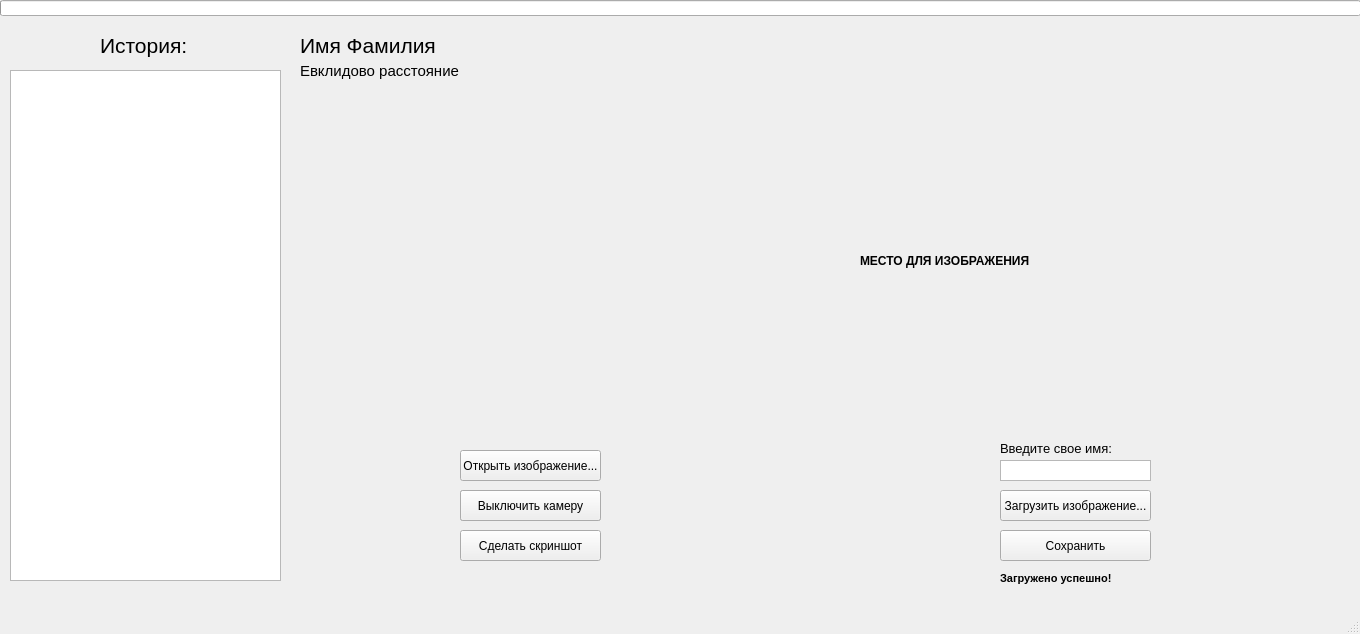
First picture: the form in Face recognition app/gui.ui, repository ivtipm/faces_journal, before the edit.
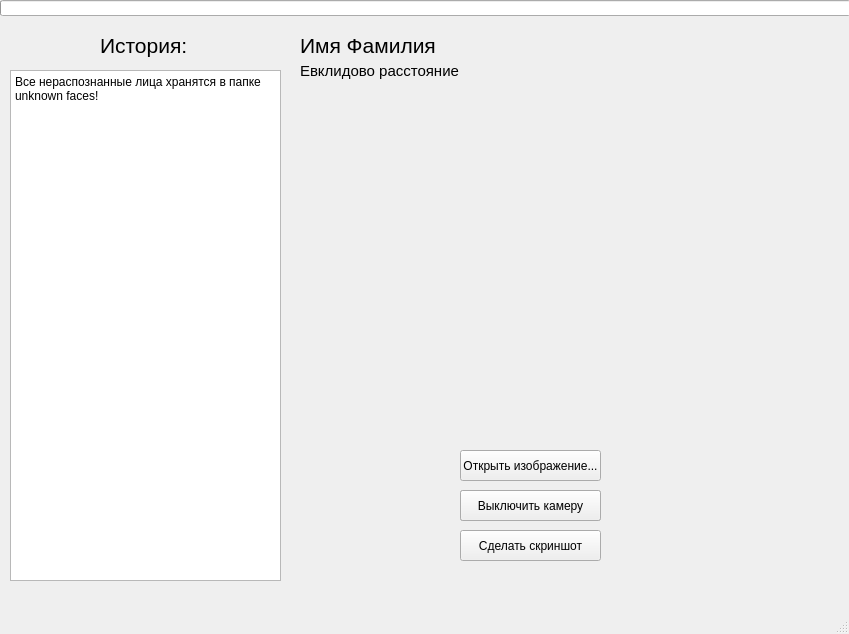
Second picture: the form after the edit. Icons and pictures are not drawn.

```diff
--- a/Face recognition app/gui.ui
+++ b/Face recognition app/gui.ui
@@ -6,13 +6,13 @@
    <rect>
     <x>0</x>
     <y>0</y>
-    <width>1360</width>
+    <width>849</width>
     <height>634</height>
    </rect>
   </property>
   <property name="minimumSize">
    <size>
-    <width>1360</width>
+    <width>849</width>
     <height>634</height>
    </size>
   </property>
@@ -282,7 +282,7 @@
      <rect>
       <x>0</x>
       <y>0</y>
-      <width>1361</width>
+      <width>851</width>
       <height>16</height>
      </rect>
     </property>
@@ -309,7 +309,8 @@
      <bool>true</bool>
     </property>
     <property name="plainText">
-     <string/>
+     <string>Все нераспознанные лица хранятся в папке unknown faces!
+</string>
     </property>
    </widget>
    <widget class="QLabel" name="labelHistory">
@@ -338,8 +339,8 @@
     </property>
     <property name="geometry">
      <rect>
-      <x>260</x>
-      <y>70</y>
+      <x>30</x>
+      <y>40</y>
       <width>20</width>
       <height>20</height>
      </rect>
@@ -358,8 +359,8 @@
     </property>
     <property name="geometry">
      <rect>
-      <x>260</x>
-      <y>70</y>
+      <x>30</x>
+      <y>40</y>
       <width>20</width>
       <height>21</height>
      </rect>
```
Left out of the diff: 83 changed lines with no effect on the pictures.
